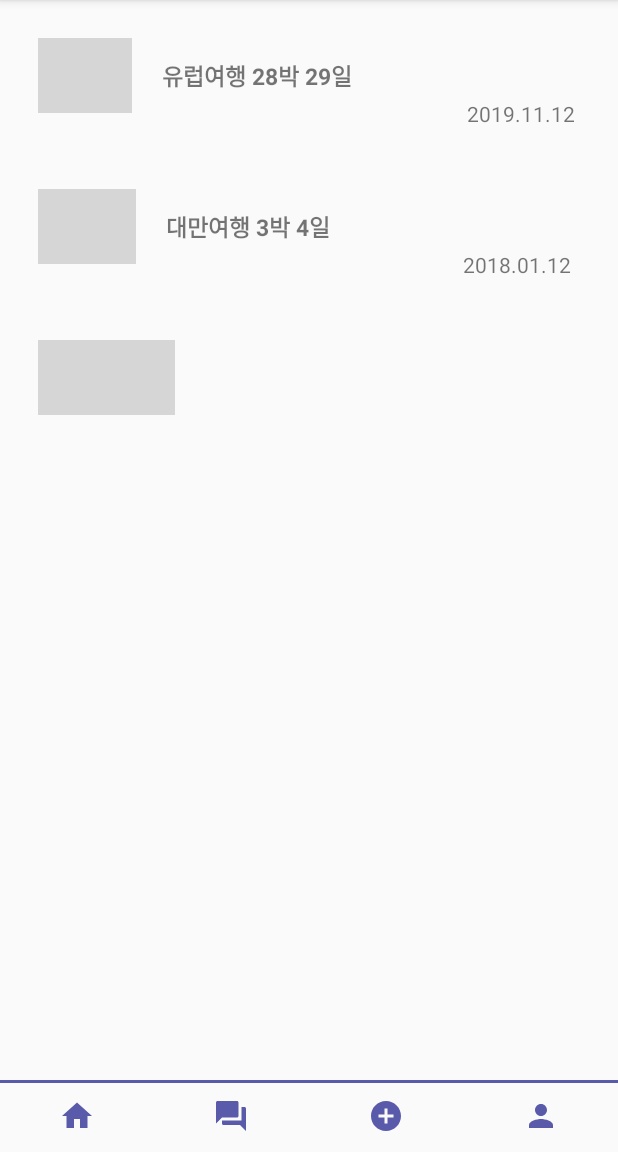
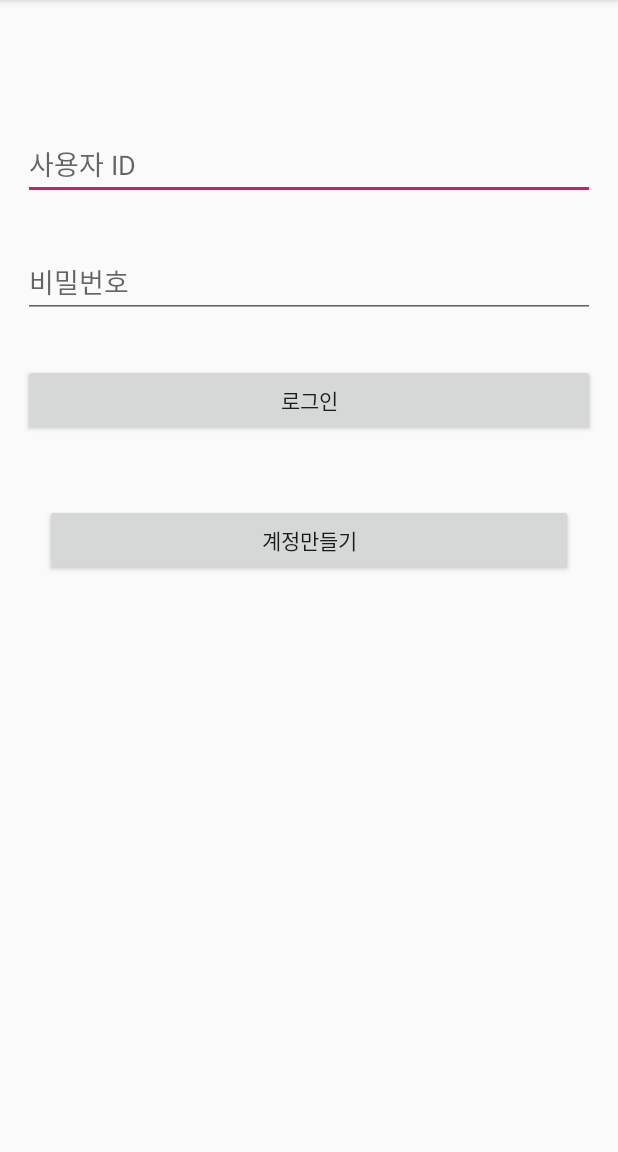
Before and after one commit to jungeun960/TravelNote1, an Android app: the screen it shows after launch (MainActivity before the commit, LoginActivity after it), on a phone screen of 412 x 824 dp, the part 84-1236 px from its top. Run offline under Robolectric (Android 15) with nearby library versions, the phone set to English and light mode, and no system bars; grey boxes are pictures that could not be loaded.

Commit message:
로그인 로그아웃 페이지 생성

```diff
--- a/app/src/main/AndroidManifest.xml
+++ b/app/src/main/AndroidManifest.xml
@@ -14,7 +14,9 @@
         android:roundIcon="@mipmap/ic_launcher_round"
         android:supportsRtl="true"
         android:theme="@style/AppTheme">
-        <activity android:name=".SharedmodifyActivity"></activity>
+        <activity android:name=".SignupActivity"></activity>
+        <activity android:name=".LoginActivity" />
+        <activity android:name=".SharedmodifyActivity" />
         <activity android:name=".HomeActivity" />
         <activity android:name=".SharedResultActivity" />
         <activity android:name=".Shared1Activity" />
--- /dev/null
+++ b/app/src/main/java/com/example/travelnote1/LoginActivity.java
@@ -0,0 +1,35 @@
+package com.example.travelnote1;
+
+import androidx.appcompat.app.AppCompatActivity;
+
+import android.content.Intent;
+import android.os.Bundle;
+import android.view.View;
+import android.widget.Button;
+
+public class LoginActivity extends AppCompatActivity {
+
+    @Override
+    protected void onCreate(Bundle savedInstanceState) {
+        super.onCreate(savedInstanceState);
+        setContentView(R.layout.activity_login);
+
+        Button button = (Button)findViewById(R.id.btn_login);
+        button.setOnClickListener(new View.OnClickListener() {
+            @Override
+            public void onClick(View v) {
+                Intent intent = new Intent(getApplicationContext(),MainActivity.class);
+                startActivity(intent);
+            }
+        });
+
+        Button button1 = (Button)findViewById(R.id.btn_signup);
+        button1.setOnClickListener(new View.OnClickListener() {
+            @Override
+            public void onClick(View v) {
+                Intent intent1 = new Intent(getApplicationContext(),SignupActivity.class);
+                startActivity(intent1);
+            }
+        });
+    }
+}
--- a/app/src/main/java/com/example/travelnote1/Splash.java
+++ b/app/src/main/java/com/example/travelnote1/Splash.java
@@ -24,7 +24,7 @@ public class Splash extends Activity {
     }
     private class splashhandler implements Runnable{
         public void run(){
-            startActivity(new Intent(getApplication(), MainActivity.class)); //로딩이 끝난 후, ChoiceFunction 이동
+            startActivity(new Intent(getApplication(), LoginActivity.class)); //로딩이 끝난 후, ChoiceFunction 이동
             Splash.this.finish(); // 로딩페이지 Activity stack에서 제거
         }
     }
--- /dev/null
+++ b/app/src/main/res/layout/activity_login.xml
@@ -0,0 +1,51 @@
+<?xml version="1.0" encoding="utf-8"?>
+<androidx.constraintlayout.widget.ConstraintLayout
+    xmlns:android="http://schemas.android.com/apk/res/android"
+    xmlns:app="http://schemas.android.com/apk/res-auto"
+    xmlns:tools="http://schemas.android.com/tools"
+    android:layout_width="match_parent"
+    android:layout_height="match_parent"
+    >
+
+    <LinearLayout
+        android:layout_width="match_parent"
+        android:layout_height="match_parent"
+        android:orientation="vertical"
+        android:layout_marginTop="70dp"
+        >
+
+        <EditText
+            android:id="@+id/editText"
+            android:layout_width="match_parent"
+            android:layout_height="wrap_content"
+            android:layout_margin="15dp"
+            android:ems="10"
+            android:hint="사용자 ID"
+            android:inputType="textEmailAddress" />
+
+        <EditText
+            android:id="@+id/editText2"
+            android:layout_width="match_parent"
+            android:layout_height="wrap_content"
+            android:layout_margin="15dp"
+            android:ems="10"
+            android:hint="비밀번호"
+            android:inputType="textPassword" />
+
+        <Button
+            android:id="@+id/btn_login"
+            android:layout_width="match_parent"
+            android:layout_height="wrap_content"
+            android:layout_margin="15dp"
+            android:text="로그인" />
+
+        <Button
+            android:id="@+id/btn_signup"
+            android:layout_width="match_parent"
+            android:layout_height="wrap_content"
+            android:layout_margin="30dp"
+            android:text="계정만들기" />
+
+    </LinearLayout>
+
+</androidx.constraintlayout.widget.ConstraintLayout>
```
Also changed, not shown: app/src/main/java/com/example/travelnote1/SignupActivity.java (added, +14 -0 lines), app/src/main/res/layout/activity_signup.xml (added, +86 -0 lines), app/src/main/res/values/styles.xml (+7 -0 lines).
